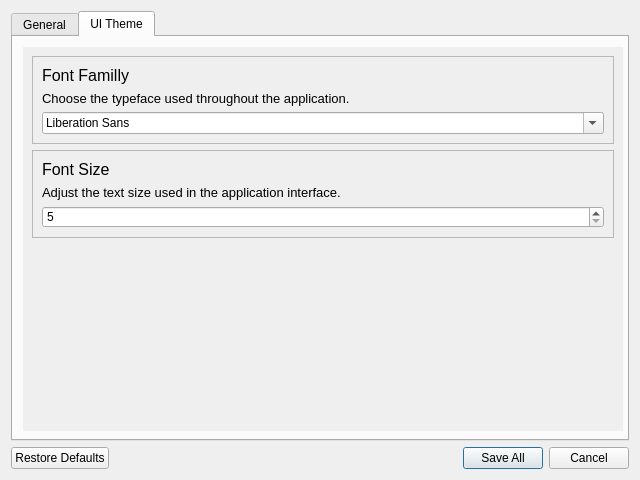
The window that PluginBuilder/settings.ui (Mecanes-Org/PluginBuilder-source) describes before a commit, drawn with Qt 5.
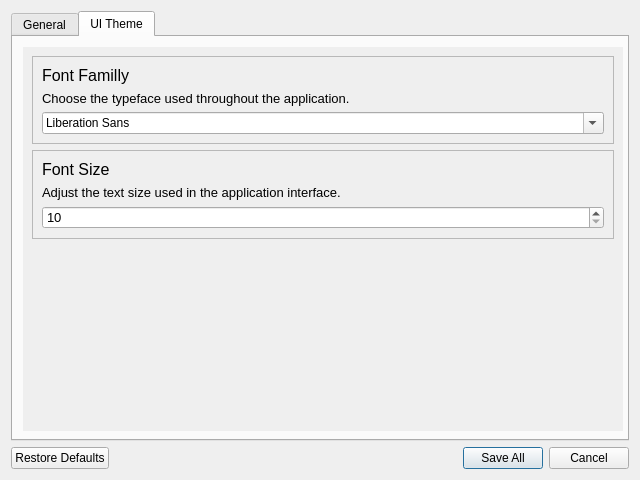
The same window after the commit. Icons and pictures are not drawn.

Commit message: v0.8.5.2 - Petite mise a jour de la structure de la save

```diff
--- a/PluginBuilder/settings.ui
+++ b/PluginBuilder/settings.ui
@@ -587,8 +587,13 @@
              <layout class="QHBoxLayout" name="horizontalLayout_9">
               <item>
                <widget class="QSpinBox" name="spinBox_TextSize">
+                <property name="font">
+                 <font>
+                  <pointsize>10</pointsize>
+                 </font>
+                </property>
                 <property name="minimum">
-                 <number>5</number>
+                 <number>10</number>
                 </property>
                </widget>
               </item>
```
Left out of the diff: 2 changed lines with no effect on the pictures. The commit also changes 2 other files.
